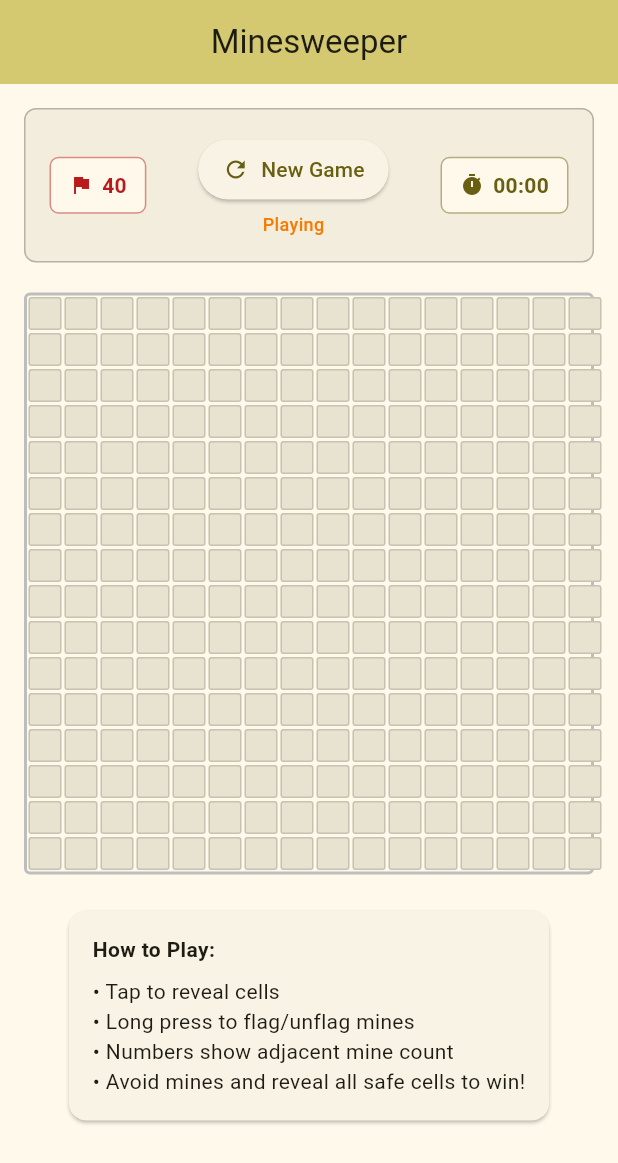
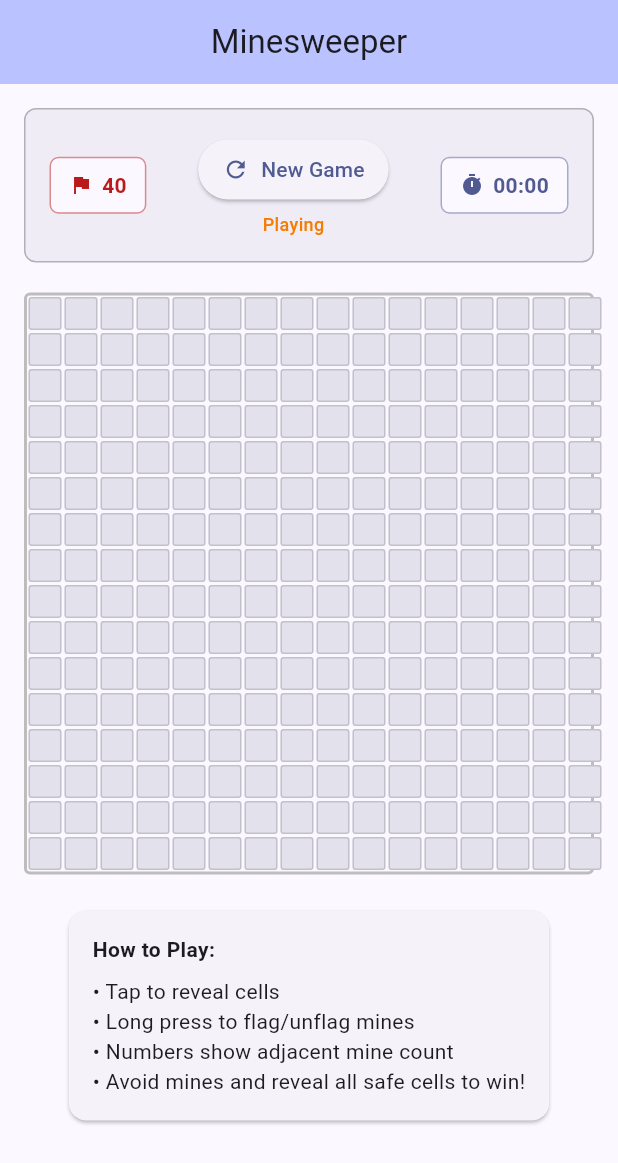
Before and after one commit to BirjuVachhani/mine_sweeper, a Flutter app: the screen it shows after launch, on a phone screen of 412 x 824 dp. Shown: the top 1163 px of the screen. Run offline on Flutter 3.47's test engine with Material 3 defaults, Android fonts, the phone set to English and light mode, and no system bars.

Commit message:
Change the seedColor to indigo

```diff
--- a/lib/main.dart
+++ b/lib/main.dart
@@ -14,14 +14,14 @@ class MinesweeperApp extends StatelessWidget {
       title: 'Minesweeper',
       theme: ThemeData(
         colorScheme: ColorScheme.fromSeed(
-          seedColor: Colors.yellow,
+          seedColor: Colors.indigo,
           brightness: Brightness.light,
         ),
         useMaterial3: true,
       ),
       darkTheme: ThemeData(
         colorScheme: ColorScheme.fromSeed(
-          seedColor: Colors.yellow,
+          seedColor: Colors.indigo,
           brightness: Brightness.dark,
         ),
         useMaterial3: true,
```
